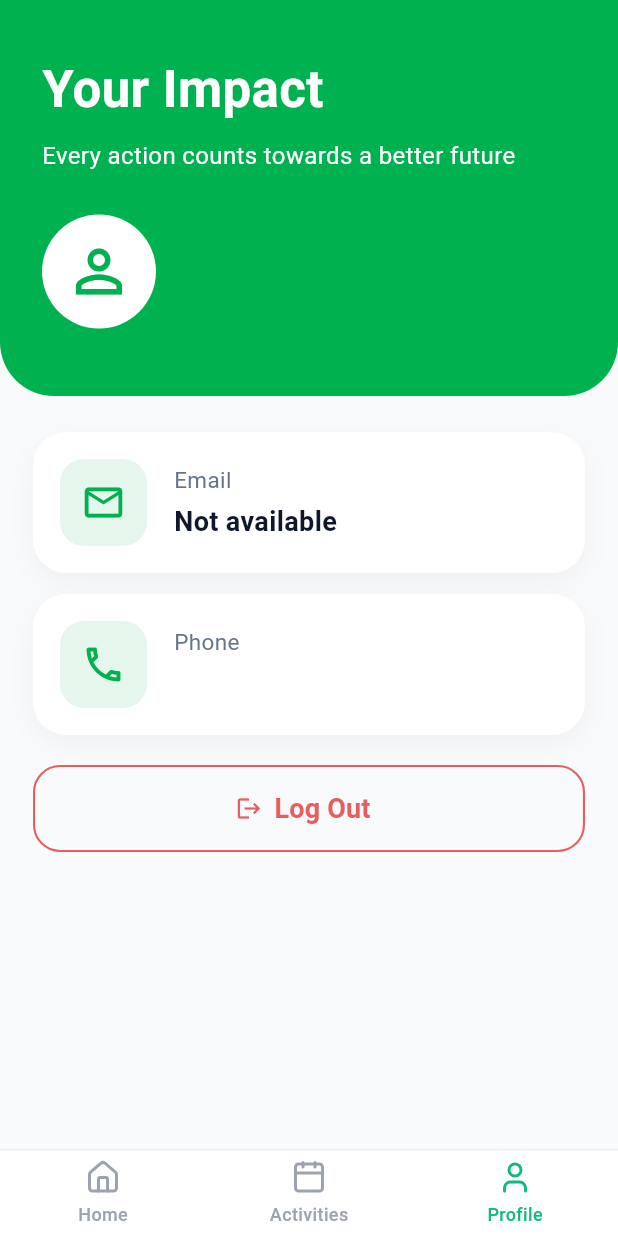
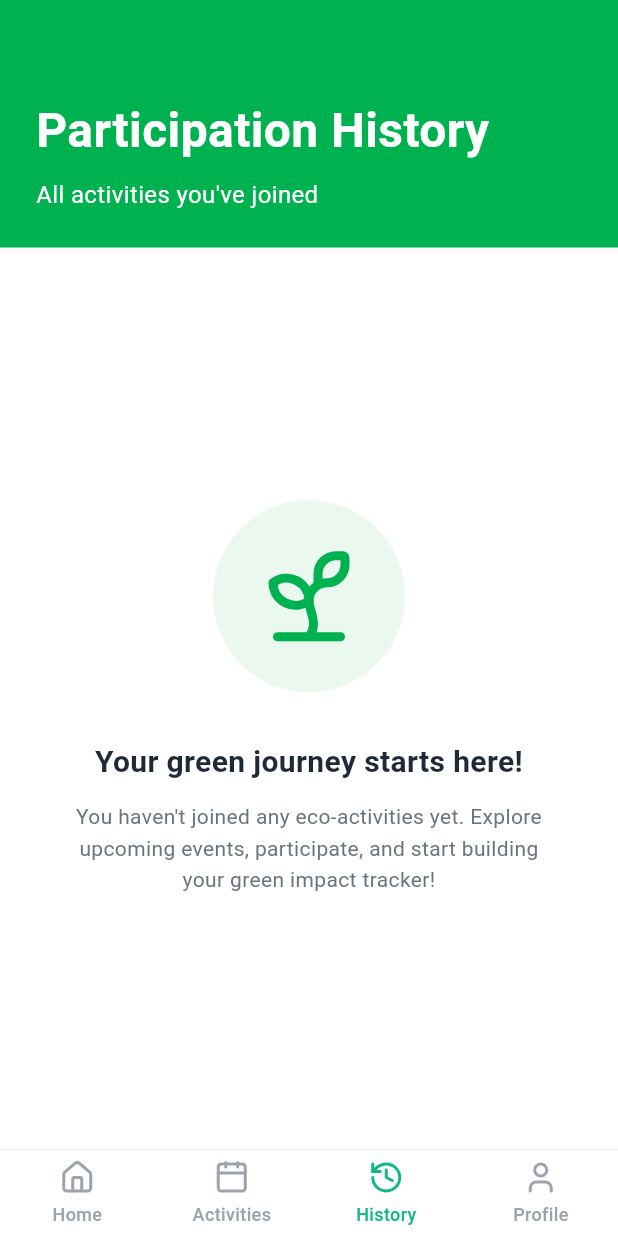
Before and after one commit to fakhrulmus/EcoSight_App, a Flutter app: the MainNavigationScreen screen opened directly, item 3 of the bottom bar chosen, on a phone screen of 412 x 824 dp. Run offline on Flutter 3.47's test engine with Material 3 defaults, Android fonts, the phone set to English and light mode, and no system bars; our stand-ins replace cloud_firestore, firebase_auth, firebase_core, lucide_icons; accounts and stored records are empty.

Commit message:
Merge feature/participation-history — add participation history tab for students

```diff
--- a/lib/screens/main_navigation_screen.dart
+++ b/lib/screens/main_navigation_screen.dart
@@ -6,6 +6,7 @@ import 'admin_dashboard_screen.dart';
 import 'activity_screen.dart';
 import 'home_screen.dart';
 import 'profile_screen.dart';
+import 'participation_history_screen.dart';
 
 class MainNavigationScreen extends StatefulWidget {
   const MainNavigationScreen({super.key});
@@ -49,6 +50,7 @@ class _MainNavigationScreenState extends State<MainNavigationScreen> {
       : [
           const HomeScreen(),
           const ActivityScreen(),
+          const ParticipationHistoryScreen(),
           const ProfileScreen(),
         ];
 
@@ -94,6 +96,13 @@ class _MainNavigationScreenState extends State<MainNavigationScreen> {
           BottomNavigationBarItem(
             icon: Padding(
               padding: EdgeInsets.only(bottom: 4),
+              child: Icon(LucideIcons.history, size: 24),
+            ),
+            label: 'History',
+          ),
+          BottomNavigationBarItem(
+            icon: Padding(
+              padding: EdgeInsets.only(bottom: 4),
               child: Icon(LucideIcons.user, size: 24),
             ),
             label: 'Profile',
--- /dev/null
+++ b/lib/screens/participation_history_screen.dart
@@ -0,0 +1,407 @@
+import 'package:flutter/material.dart';
+import 'package:lucide_icons/lucide_icons.dart';
+import 'package:firebase_auth/firebase_auth.dart';
+import 'package:cloud_firestore/cloud_firestore.dart';
+
+class ParticipationHistoryScreen extends StatefulWidget {
+  const ParticipationHistoryScreen({super.key});
+
+  @override
+  State<ParticipationHistoryScreen> createState() => _ParticipationHistoryScreenState();
+}
+
+class _ParticipationHistoryScreenState extends State<ParticipationHistoryScreen> {
+  final Color primaryGreen = const Color(0xFF00B14F);
+  final Color darkText = const Color(0xFF1F2937);
+  final Color greyText = const Color(0xFF6B7280);
+
+  User? _currentUser;
+
+  @override
+  void initState() {
+    super.initState();
+    _currentUser = FirebaseAuth.instance.currentUser;
+  }
+
+  String _formatJoinDate(Timestamp? timestamp) {
+    if (timestamp == null) return 'Joined on Jun 2, 2026';
+    final date = timestamp.toDate();
+    final months = [
+      'Jun', 'Feb', 'Mar', 'Apr', 'May', 'Jun',
+      'Jul', 'Aug', 'Sep', 'Oct', 'Nov', 'Dec'
+    ];
+    return 'Joined on ${months[date.month - 1]} ${date.day}, ${date.year}';
+  }
+
+  IconData _getActivityIcon(String activityName) {
+    final name = activityName.toLowerCase();
+    if (name.contains('beach') || name.contains('clean') || name.contains('trash')) {
+      return LucideIcons.recycle; // Matches the recycling arrows icon in the Beach Cleanup screenshot!
+    } else if (name.contains('tree') || name.contains('plant') || name.contains('forest')) {
+      return LucideIcons.sprout;
+    } else if (name.contains('garden') || name.contains('farm') || name.contains('green')) {
+      return LucideIcons.leaf;
+    }
+    return LucideIcons.award;
+  }
+
+  @override
+  Widget build(BuildContext context) {
+    return Scaffold(
+      backgroundColor: Colors.white, // Matches white background in the screenshot
+      body: Column(
+        children: [
+          _buildHeader(),
+          Expanded(
+            child: _currentUser == null
+                ? _buildNotLoggedInState()
+                : StreamBuilder<QuerySnapshot>(
+                    stream: FirebaseFirestore.instance
+                        .collection('participation')
+                        .where('userId', isEqualTo: _currentUser!.uid)
+                        .snapshots(),
+                    builder: (context, snapshot) {
+                      if (snapshot.connectionState == ConnectionState.waiting) {
+                        return const Center(
+                          child: CircularProgressIndicator(
+                            color: Color(0xFF00B14F),
+                          ),
+                        );
+                      }
+
+                      if (snapshot.hasError) {
+                        return Center(
+                          child: Text(
+                            'Error loading history: ${snapshot.error}',
+                            style: TextStyle(color: Colors.red.shade600),
+                          ),
+                        );
+                      }
+
+                      final docs = snapshot.hasData ? List<QueryDocumentSnapshot>.from(snapshot.data!.docs) : [];
+
+                      // Sort documents in Dart by joinDate descending
+                      docs.sort((a, b) {
+                        final aTime = a['joinDate'] as Timestamp?;
+                        final bTime = b['joinDate'] as Timestamp?;
+                        if (aTime == null && bTime == null) return 0;
+                        if (aTime == null) return 1;
+                        if (bTime == null) return -1;
+                        return bTime.compareTo(aTime);
+                      });
+
+                      if (docs.isEmpty) {
+                        return _buildEmptyState();
+                      }
+
+                      return Column(
+                        crossAxisAlignment: CrossAxisAlignment.start,
+                        children: [
+                          // Total Activities Row
+                          Padding(
+                            padding: const EdgeInsets.fromLTRB(24, 24, 24, 16),
+                            child: RichText(
+                              text: TextSpan(
+                                text: 'Total Activities: ',
+                                style: const TextStyle(
+                                  fontSize: 16,
+                                  color: Color(0xFF374151),
+                                  fontFamily: 'Roboto',
+                                ),
+                                children: [
+                                  TextSpan(
+                                    text: '${docs.length}',
+                                    style: const TextStyle(
+                                      fontSize: 16,
+                                      fontWeight: FontWeight.bold,
+                                      color: Color(0xFF111827),
+                                      fontFamily: 'Roboto',
+                                    ),
+                                  ),
+                                ],
+                              ),
+                            ),
+                          ),
+
+                          // Participation History List
+                          Expanded(
+                            child: ListView.builder(
+                              padding: const EdgeInsets.symmetric(horizontal: 24),
+                              itemCount: docs.length,
+                              itemBuilder: (context, index) {
+                                final doc = docs[index];
+                                final data = doc.data() as Map<String, dynamic>;
+
+                                final title = data['activityName'] ?? 'Eco Activity';
+                                final date = data['activityDate'] ?? '';
+                                final time = data['activityTime'] ?? '9:00 AM';
+                                final location = data['activityLocation'] ?? '';
+                                final joinDate = data['joinDate'] as Timestamp?;
+
+                                // Format combined date-time
+                                final dateTimeStr = time.isNotEmpty ? '$date · $time' : date;
+
+                                return _buildParticipationCard(
+                                  title: title,
+                                  dateTimeStr: dateTimeStr,
+                                  location: location,
+                                  joinDate: joinDate,
+                                );
+                              },
+                            ),
+                          ),
+                        ],
+                      );
+                    },
+                  ),
+          ),
+        ],
+      ),
+    );
+  }
+
+  Widget _buildHeader() {
+    return Container(
+      width: double.infinity,
+      padding: const EdgeInsets.fromLTRB(24, 64, 24, 24),
+      decoration: BoxDecoration(
+        color: primaryGreen, // Solid green background exactly like screenshot
+      ),
+      child: Column(
+        crossAxisAlignment: CrossAxisAlignment.start,
+        children: const [
+          Text(
+            "Participation History",
+            style: TextStyle(
+              color: Colors.white,
+              fontSize: 32, // Large title text
+              fontWeight: FontWeight.bold,
+            ),
+          ),
+          SizedBox(height: 8),
+          Text(
+            "All activities you've joined",
+            style: TextStyle(
+              color: Colors.white,
+              fontSize: 16,
+            ),
+          ),
+        ],
+      ),
+    );
+  }
+
+  Widget _buildParticipationCard({
+    required String title,
+    required String dateTimeStr,
+    required String location,
+    required Timestamp? joinDate,
+  }) {
+    // Styling tags precisely like the screenshot's upcoming tag
+    const badgeColor = Color(0xFF2563EB); // Elegant blue text
+    const badgeBg = Color(0xFFEFF6FF); // Light blue background
+
+    return Container(
+      margin: const EdgeInsets.only(bottom: 16),
+      decoration: BoxDecoration(
+        color: Colors.white,
+        borderRadius: BorderRadius.circular(20), // Matches round border in screenshot
+        border: Border.all(color: const Color(0xFFE5E7EB)), // Subtle outline border
+        boxShadow: [
+          BoxShadow(
+            color: Colors.black.withOpacity(0.01),
+            blurRadius: 10,
+            offset: const Offset(0, 4),
+          ),
+        ],
+      ),
+      child: Padding(
+        padding: const EdgeInsets.all(20),
+        child: Row(
+          crossAxisAlignment: CrossAxisAlignment.start,
+          children: [
+            // Left circular icon container
+            Container(
+              height: 48,
+              width: 48,
+              decoration: const BoxDecoration(
+                color: Color(0xFFEAF8F0), // Soft green background
+                shape: BoxShape.circle,
+              ),
+              child: Icon(
+                _getActivityIcon(title),
+                color: primaryGreen, // Dark green icon
+                size: 24,
+              ),
+            ),
+            const SizedBox(width: 16),
+
+            // Middle text contents
+            Expanded(
+              child: Column(
+                crossAxisAlignment: CrossAxisAlignment.start,
+                children: [
+                  Row(
+                    mainAxisAlignment: MainAxisAlignment.spaceBetween,
+                    crossAxisAlignment: CrossAxisAlignment.start,
+                    children: [
+                      Expanded(
+                        child: Text(
+                          title,
+                          style: TextStyle(
+                            color: darkText,
+                            fontSize: 20, // Large bold title
+                            fontWeight: FontWeight.bold,
+                          ),
+                        ),
+                      ),
+                      const SizedBox(width: 8),
+                      // Styled "Upcoming" status tag
+                      Container(
+                        padding: const EdgeInsets.symmetric(horizontal: 12, vertical: 4),
+                        decoration: BoxDecoration(
+                          color: badgeBg,
+                          borderRadius: BorderRadius.circular(12),
+                        ),
+                        child: const Text(
+                          'Upcoming',
+                          style: TextStyle(
+                            color: badgeColor,
+                            fontWeight: FontWeight.w500,
+                            fontSize: 12,
+                          ),
+                        ),
+                      ),
+                    ],
+                  ),
+                  const SizedBox(height: 12),
+
+                  // Date and Time
+                  Row(
+                    children: [
+                      Icon(LucideIcons.calendar, size: 16, color: greyText),
+                      const SizedBox(width: 8),
+                      Expanded(
+                        child: Text(
+                          dateTimeStr,
+                          style: TextStyle(
+                            color: greyText,
+                            fontSize: 15,
+                          ),
+                        ),
+                      ),
+                    ],
+                  ),
+                  const SizedBox(height: 8),
+
+                  // Location
+                  Row(
+                    children: [
+                      Icon(LucideIcons.mapPin, size: 16, color: greyText),
+                      const SizedBox(width: 8),
+                      Expanded(
+                        child: Text(
+                          location,
+                          style: TextStyle(
+                            color: greyText,
+                            fontSize: 15,
+                          ),
+                        ),
+                      ),
+                    ],
+                  ),
+                  const SizedBox(height: 8),
+
+                  // Joined Date
+                  Row(
+                    children: [
+                      Icon(LucideIcons.clock, size: 16, color: greyText),
+                      const SizedBox(width: 8),
+                      Expanded(
+                        child: Text(
+                          _formatJoinDate(joinDate),
+                          style: TextStyle(
+                            color: greyText,
+                            fontSize: 15,
+                          ),
+                        ),
+                      ),
+                    ],
+                  ),
+                ],
+              ),
+            ),
+          ],
+        ),
+      ),
+    );
+  }
+
+  Widget _buildEmptyState() {
+    return Padding(
+      padding: const EdgeInsets.symmetric(horizontal: 40),
+      child: Column(
+        mainAxisAlignment: MainAxisAlignment.center,
+        children: [
+          Container(
+            padding: const EdgeInsets.all(28),
+            decoration: const BoxDecoration(
+              color: Color(0xFFEAF8F0),
+              shape: BoxShape.circle,
+            ),
+            child: Icon(
+              LucideIcons.sprout,
+              color: primaryGreen,
+              size: 72,
+            ),
+          ),
+          const SizedBox(height: 32),
+          Text(
+            "Your green journey starts here!",
+            textAlign: TextAlign.center,
+            style: TextStyle(
+              color: darkText,
+              fontSize: 20,
+              fontWeight: FontWeight.bold,
+            ),
+          ),
+          const SizedBox(height: 12),
+          Text(
+            "You haven't joined any eco-activities yet. Explore upcoming events, participate, and start building your green impact tracker!",
+            textAlign: TextAlign.center,
+            style: TextStyle(
+              color: greyText,
+              fontSize: 14,
+              height: 1.5,
+            ),
+          ),
+        ],
+      ),
+    );
+  }
+
+  Widget _buildNotLoggedInState() {
+    return Center(
+      child: Padding(
+        padding: const EdgeInsets.all(32),
+        child: Column(
+          mainAxisAlignment: MainAxisAlignment.center,
+          children: [
+            Icon(LucideIcons.alertCircle, color: greyText, size: 64),
+            const SizedBox(height: 16),
+            Text(
+              "Access Denied",
+              style: TextStyle(color: darkText, fontSize: 20, fontWeight: FontWeight.bold),
+            ),
+            const SizedBox(height: 8),
+            Text(
+              "Please log in to view your participation history.",
+              style: TextStyle(color: greyText, fontSize: 14),
+              textAlign: TextAlign.center,
+            ),
+          ],
+        ),
+      ),
+    );
+  }
+}
```
Also changed, not shown: lib/screens/activity_detail_screen.dart (+38 -19 lines), firebase.json.
